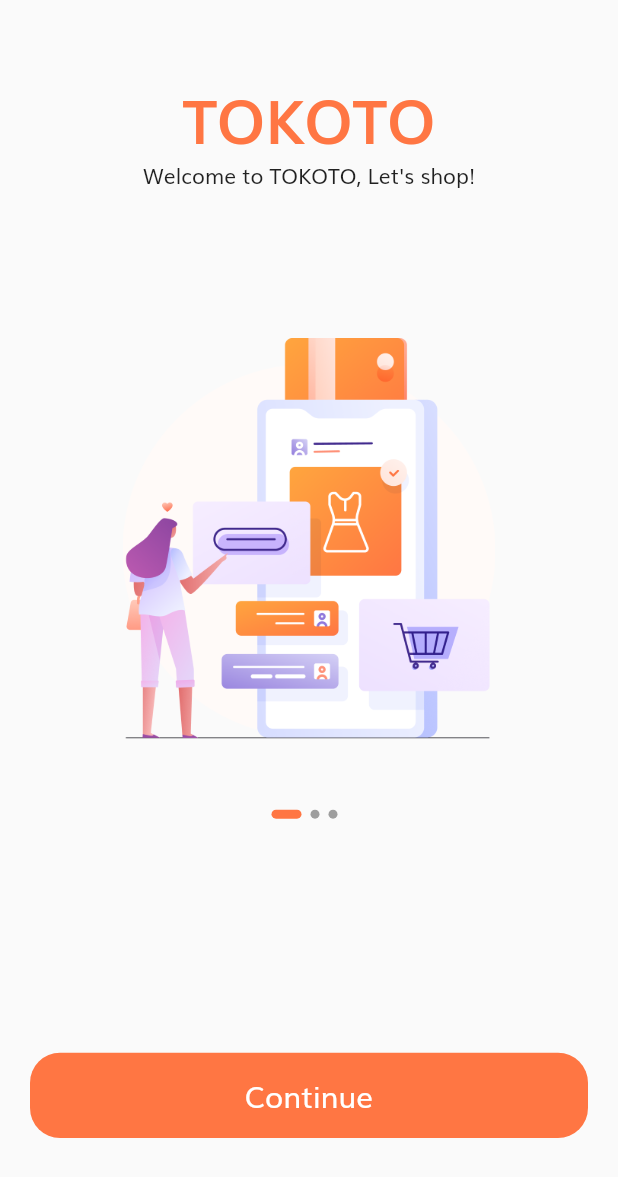
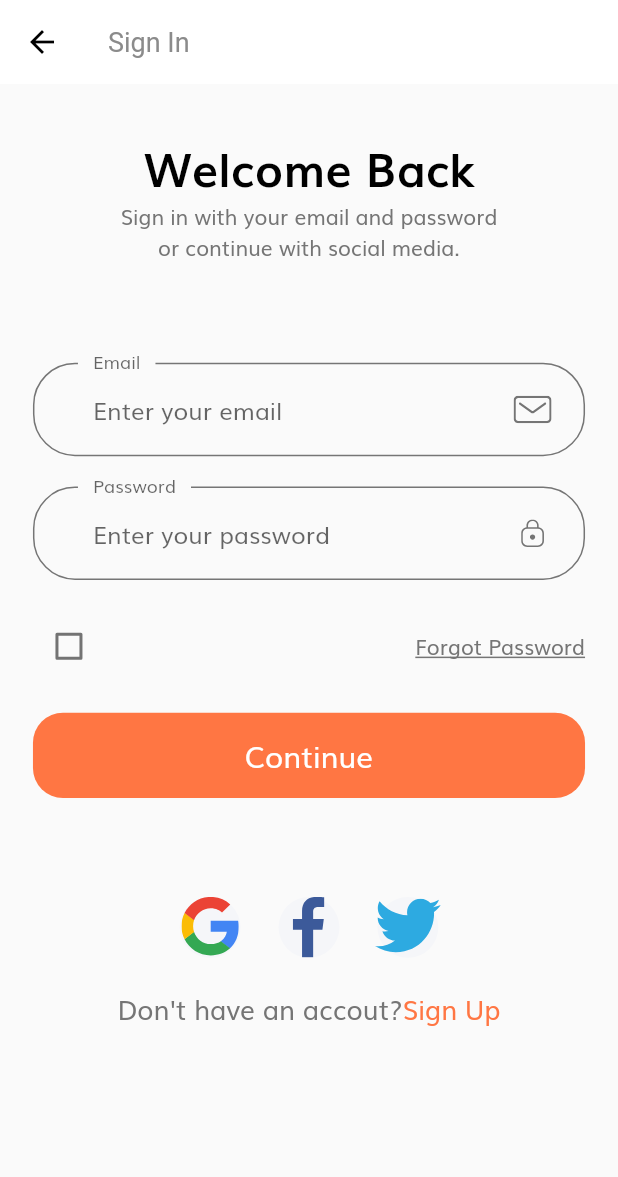
Before and after one commit to DevSingh33/E-commerce-Full-Working-App, a Flutter app: the screen it shows after launch, after a tap on "Continue", on a phone screen of 412 x 824 dp. Shown: the top 1177 px of the screen. Run offline on Flutter 3.47's test engine with Material 2 defaults, Android fonts, the phone set to English and light mode, and no system bars; our stand-ins replace device_preview, flutter_svg.

Commit message:
sign-in page UI completed

```diff
--- a/lib/main.dart
+++ b/lib/main.dart
@@ -1,8 +1,17 @@
-import 'package:e_commerce/screens/splash_screen.dart';
+import 'package:device_preview/device_preview.dart';
+import 'package:e_commerce/screens/sign_in_screen/sign_in_screen.dart';
+import 'package:e_commerce/screens/splash_screen/splash_screen.dart';
+import 'package:e_commerce/theme.dart';
+
 import 'package:flutter/material.dart';
 
 void main() {
-  runApp(const MyApp());
+  runApp(
+    DevicePreview(
+      enabled: true,
+      builder: (context) => const MyApp(),
+    ),
+  );
 }
 
 class MyApp extends StatelessWidget {
@@ -12,14 +21,15 @@ class MyApp extends StatelessWidget {
   @override
   Widget build(BuildContext context) {
     return MaterialApp(
+      useInheritedMediaQuery: true,
+      locale: DevicePreview.locale(context),
+      builder: DevicePreview.appBuilder,
       title: 'Flutter Demo',
-      theme: ThemeData(
-        primarySwatch: Colors.orange,
-        fontFamily: 'Muli',
-      ),
+      theme: mainTheme(),
       initialRoute: SplashScreen.routeName,
       routes: {
         SplashScreen.routeName: (context) => const SplashScreen(),
+        SignInScreen.routeName: (context) => const SignInScreen(),
       },
     );
   }
--- /dev/null
+++ b/lib/screens/sign_in_screen/components/form_errortexts_widget.dart
@@ -0,0 +1,37 @@
+import 'package:e_commerce/size_config.dart';
+import 'package:flutter/material.dart';
+import 'package:flutter_svg/flutter_svg.dart';
+
+class FormErrorTextWidget extends StatelessWidget {
+  const FormErrorTextWidget({Key? key, required this.errorTexts})
+      : super(key: key);
+  final List<String> errorTexts;
+
+  @override
+  Widget build(BuildContext context) {
+    return Column(
+      children: List.generate(
+        errorTexts.length,
+        (index) => showErrorTexts(
+          errror: errorTexts[index],
+        ),
+      ),
+    );
+  }
+
+  Row showErrorTexts({required String errror}) {
+    return Row(
+      children: [
+        SvgPicture.asset(
+          'assets/icons/Error.svg',
+          height: getProportionateScreenHeight(14),
+          width: getProportionateScreenWidth(14),
+        ),
+        SizedBox(
+          width: getProportionateScreenWidth(10),
+        ),
+        Text(errror),
+      ],
+    );
+  }
+}
--- /dev/null
+++ b/lib/screens/sign_in_screen/components/sign_form_widget.dart
@@ -0,0 +1,161 @@
+import 'package:e_commerce/constants.dart';
+import 'package:e_commerce/screens/sign_in_screen/components/form_errortexts_widget.dart';
+import 'package:e_commerce/screens/sign_in_screen/components/suffix_icon_widget.dart';
+import 'package:e_commerce/size_config.dart';
+import 'package:e_commerce/widgets/default_button.dart';
+import 'package:flutter/material.dart';
+
+class SignInForm extends StatefulWidget {
+  const SignInForm({
+    Key? key,
+  }) : super(key: key);
+
+  @override
+  State<SignInForm> createState() => _SignInFormState();
+}
+
+class _SignInFormState extends State<SignInForm> {
+  final _formKey = GlobalKey<FormState>();
+  List<String> errorTexts = [];
+  late String userEmail;
+  late String userPassword;
+  bool rememberUser = false;
+  @override
+  Widget build(BuildContext context) {
+    return Form(
+        key: _formKey,
+        child: Column(
+          children: [
+            buildEmailTextFormField(),
+            SizedBox(height: getProportionateScreenHeight(20)),
+            buildPasswordTextField(),
+            SizedBox(height: getProportionateScreenHeight(20)),
+            Row(
+              children: [
+                Checkbox(
+                    activeColor: kPrimaryColor,
+                    value: rememberUser,
+                    onChanged: (newVal) {
+                      if (newVal != null) {
+                        setState(() {
+                          rememberUser = newVal;
+                        });
+                      }
+                    }),
+                const Spacer(),
+                const Text(
+                  'Forgot Password',
+                  style: TextStyle(
+                    decoration: TextDecoration.underline,
+                  ),
+                )
+              ],
+            ),
+            FormErrorTextWidget(errorTexts: errorTexts),
+            SizedBox(height: getProportionateScreenHeight(20)),
+            DefaultButton(
+                onPress: () {
+                  if (_formKey.currentState != null) {
+                    if (_formKey.currentState!.validate()) {
+                      _formKey.currentState!.save();
+                    }
+                  }
+                },
+                buttonText: 'Continue'),
+          ],
+        ));
+  }
+
+  TextFormField buildEmailTextFormField() {
+    return TextFormField(
+      keyboardType: TextInputType.emailAddress,
+      onSaved: (newValue) {
+        if (newValue != null) {
+          userEmail = newValue;
+          print(userEmail);
+        }
+      },
+      onChanged: (value) {
+        if (value.isNotEmpty && errorTexts.contains(kEmailNullError)) {
+          setState(() {
+            errorTexts.remove(kEmailNullError);
+          });
+        } else if (emailValidatorRegExp.hasMatch(value) &&
+            errorTexts.contains(kInvalidEmailError)) {
+          setState(() {
+            errorTexts.remove(kInvalidEmailError);
+          });
+        }
+      },
+      validator: (input) {
+        if (input != null) {
+          if (input.isEmpty && !errorTexts.contains(kEmailNullError)) {
+            setState(() {
+              errorTexts.add(kEmailNullError);
+            });
+          } else if (!emailValidatorRegExp.hasMatch(input) &&
+              !errorTexts.contains(kInvalidEmailError)) {
+            setState(() {
+              errorTexts.add(kInvalidEmailError);
+            });
+          }
+        }
+        return null;
+      },
+      decoration: const InputDecoration(
+        label: Text('Email'),
+        hintText: 'Enter your email',
+        floatingLabelBehavior: FloatingLabelBehavior.always,
+        suffixIcon: SuffixIconWidget(
+          suffixIconPath: 'assets/icons/Mail.svg',
+        ),
+      ),
+    );
+  }
+
+  TextFormField buildPasswordTextField() {
+    return TextFormField(
+      obscureText: true,
+      onSaved: (newValue) {
+        if (newValue != null) {
+          userPassword = newValue;
+          print(userPassword);
+        }
+      },
+      onChanged: (value) {
+        if (value.isNotEmpty && errorTexts.contains(kPassNullError)) {
+          setState(() {
+            errorTexts.remove(kPassNullError);
+          });
+        } else if (value.length >= 8 && errorTexts.contains(kShortPassError)) {
+          setState(() {
+            errorTexts.remove(kShortPassError);
+          });
+        }
+      },
+      validator: (input) {
+        if (input != null) {
+          if (input.isEmpty && !errorTexts.contains(kPassNullError)) {
+            setState(() {
+              errorTexts.add(kPassNullError);
+            });
+          } else if (input.length < 8 &&
+              !errorTexts.contains(kShortPassError)) {
+            setState(() {
+              errorTexts.add(kShortPassError);
+            });
+          }
+        }
+        return null;
+      },
+      decoration: const InputDecoration(
+        label: Text('Password'),
+        hintText: 'Enter your password',
+        floatingLabelBehavior: FloatingLabelBehavior.always,
+        suffixIcon: SuffixIconWidget(
+          suffixIconPath: 'assets/icons/Lock.svg',
+        ),
+      ),
+    );
+  }
+}
--- /dev/null
+++ b/lib/screens/sign_in_screen/components/suffix_icon_widget.dart
@@ -0,0 +1,27 @@
+import 'package:e_commerce/size_config.dart';
+import 'package:flutter/material.dart';
+import 'package:flutter_svg/flutter_svg.dart';
+
+class SuffixIconWidget extends StatelessWidget {
+  const SuffixIconWidget({
+    Key? key,
+    required this.suffixIconPath,
+  }) : super(key: key);
+  final String suffixIconPath;
+
+  @override
+  Widget build(BuildContext context) {
+    return Padding(
+      padding: EdgeInsets.fromLTRB(
+        0,
+        getProportionateScreenWidth(20),
+        getProportionateScreenWidth(20),
+        getProportionateScreenWidth(20),
+      ),
+      child: SvgPicture.asset(
+        suffixIconPath,
+        height: getProportionateScreenHeight(18),
+      ),
+    );
+  }
+}
--- /dev/null
+++ b/lib/screens/sign_in_screen/sign_in_screen.dart
@@ -0,0 +1,84 @@
+import 'package:e_commerce/constants.dart';
+import 'package:e_commerce/screens/sign_in_screen/components/sign_form_widget.dart';
+
+import 'package:e_commerce/size_config.dart';
+import 'package:e_commerce/widgets/social_single_widget.dart';
+
+import 'package:flutter/material.dart';
+
+class SignInScreen extends StatelessWidget {
+  static const routeName = '/sign_in';
+  const SignInScreen({Key? key}) : super(key: key);
+
+  @override
+  Widget build(BuildContext context) {
+    return Scaffold(
+      //resizeToAvoidBottomInset: false,
+      appBar: AppBar(
+        title: const Text('Sign In'),
+      ),
+      body: SafeArea(
+        child: SizedBox(
+          width: double.infinity,
+          child: Padding(
+            padding: EdgeInsets.symmetric(
+              horizontal: getProportionateScreenWidth(20),
+            ),
+            child: SingleChildScrollView(
+              child: Column(
+                children: [
+                  SizedBox(height: SizeConfig.screenHeight * 0.04),
+                  Text(
+                    'Welcome Back',
+                    style: TextStyle(
+                      color: Colors.black,
+                      fontSize: getProportionateScreenWidth(28),
+                      fontWeight: FontWeight.bold,
+                    ),
+                  ),
+                  const Text(
+                    'Sign in with your email and password \nor continue with social media.',
+                    textAlign: TextAlign.center,
+                  ),
+                  SizedBox(height: SizeConfig.screenHeight * 0.08),
+                  const SignInForm(),
+                  SizedBox(height: SizeConfig.screenHeight * 0.08),
+                  Row(
+                    mainAxisAlignment: MainAxisAlignment.center,
+                    children: [
+                      SocialCardSingleWidget(
+                          icon: 'assets/icons/google-icon.svg', onPress: () {}),
+                      SocialCardSingleWidget(
+                          icon: 'assets/icons/facebook-2.svg', onPress: () {}),
+                      SocialCardSingleWidget(
+                          icon: 'assets/icons/twitter.svg', onPress: () {}),
+                    ],
+                  ),
+                  SizedBox(height: getProportionateScreenHeight(20)),
+                  Row(
+                    mainAxisAlignment: MainAxisAlignment.center,
+                    children: [
+                      Text(
+                        'Don\'t have an accout?',
+                        style: TextStyle(
+                          fontSize: getProportionateScreenWidth(16),
+                        ),
+                      ),
+                      Text(
+                        'Sign Up',
+                        style: TextStyle(
+                          fontSize: getProportionateScreenWidth(16),
+                          color: kPrimaryColor,
+                        ),
+                      ),
+                    ],
+                  ),
+                ],
+              ),
+            ),
+          ),
+        ),
+      ),
+    );
+  }
+}
--- a/lib/screens/splash_screen.dart
+++ b/lib/screens/splash_screen/splash_screen.dart
@@ -1,5 +1,6 @@
 import 'package:e_commerce/constants.dart';
-import 'package:e_commerce/screens/components/splash_content_page.dart';
+import 'package:e_commerce/screens/sign_in_screen/sign_in_screen.dart';
+import 'package:e_commerce/screens/splash_screen/components/splash_content_page.dart';
 import 'package:e_commerce/size_config.dart';
 import 'package:e_commerce/widgets/default_button.dart';
 import 'package:flutter/material.dart';
@@ -32,6 +33,7 @@ class _SplashScreenState extends State<SplashScreen> {
   Widget build(BuildContext context) {
     SizeConfig().init(context);
     return Scaffold(
+      resizeToAvoidBottomInset: false,
       body: SafeArea(
         child: Column(
           children: [
@@ -79,7 +81,9 @@ class _SplashScreenState extends State<SplashScreen> {
                   Padding(
                     padding: const EdgeInsets.all(20),
                     child: DefaultButton(
-                      onPress: () {},
+                      onPress: () {
+                        Navigator.of(context).pushNamed(SignInScreen.routeName);
+                      },
                       buttonText: 'Continue',
                     ),
                   ),
--- a/lib/size_config.dart
+++ b/lib/size_config.dart
@@ -19,6 +19,8 @@ class SizeConfig {
 double getProportionateScreenHeight(double inputHeight) {
   double screenHeight = SizeConfig.screenHeight;
   // 812 is the layout height that designer use
+  var height = (inputHeight / 812.0) * screenHeight;
+  print('new height : $height, inputted height = $inputHeight');
   return (inputHeight / 812.0) * screenHeight;
 }
 
--- /dev/null
+++ b/lib/theme.dart
@@ -0,0 +1,50 @@
+import 'package:e_commerce/constants.dart';
+import 'package:flutter/material.dart';
+import 'package:flutter/services.dart';
+
+ThemeData mainTheme() {
+  return ThemeData(
+    primarySwatch: Colors.orange,
+    fontFamily: 'Muli',
+    appBarTheme: mainAppBarTheme(),
+    textTheme: mainTextTheme(),
+    inputDecorationTheme: mainInputDecorationTheme(),
+  );
+}
+
+InputDecorationTheme mainInputDecorationTheme() {
+  OutlineInputBorder outlineInputBorder = OutlineInputBorder(
+    borderRadius: BorderRadius.circular(28),
+    borderSide: const BorderSide(color: kTextColor),
+    gapPadding: 10,
+  );
+  return InputDecorationTheme(
+    contentPadding: const EdgeInsets.symmetric(
+      horizontal: 40,
+      vertical: 18,
+    ),
+    enabledBorder: outlineInputBorder,
+    focusedBorder: outlineInputBorder,
+    border: outlineInputBorder,
+  );
+}
+
+TextTheme mainTextTheme() {
+  return const TextTheme(
+    bodyText1: TextStyle(color: kTextColor),
+    bodyText2: TextStyle(color: kTextColor),
+  );
+}
+
+AppBarTheme mainAppBarTheme() {
+  return const AppBarTheme(
+    color: Colors.white,
+    systemOverlayStyle: SystemUiOverlayStyle.light,
+    elevation: 0,
+    iconTheme: IconThemeData(color: Colors.black),
+    titleTextStyle: TextStyle(
+      fontSize: 18,
+      color: Color(0XFF8B8B8B),
+    ),
+  );
+}
--- a/lib/widgets/default_button.dart
+++ b/lib/widgets/default_button.dart
@@ -15,9 +15,7 @@ class DefaultButton extends StatelessWidget {
       height: getProportionateScreenHeight(56),
       width: double.infinity,
       child: TextButton(
-        onPressed: () {
-          onPress;
-        },
+        onPressed: () => onPress(),
         style: TextButton.styleFrom(
           shape:
               RoundedRectangleBorder(borderRadius: BorderRadius.circular(20)),
--- /dev/null
+++ b/lib/widgets/social_single_widget.dart
@@ -0,0 +1,30 @@
+import 'package:e_commerce/size_config.dart';
+import 'package:flutter/material.dart';
+import 'package:flutter_svg/flutter_svg.dart';
+
+class SocialCardSingleWidget extends StatelessWidget {
+  const SocialCardSingleWidget({
+    Key? key,
+    required this.icon,
+    required this.onPress,
+  }) : super(key: key);
+  final String icon;
+  final Function onPress;
+
+  @override
+  Widget build(BuildContext context) {
+    return GestureDetector(
+      onTap: () => onPress(),
+      child: Container(
+        height: getProportionateScreenHeight(40),
+        width: getProportionateScreenWidth(40),
+        margin: EdgeInsets.symmetric(
+          horizontal: getProportionateScreenWidth(10),
+        ),
+        decoration: const BoxDecoration(
+            color: Color(0xFFF5F6F9), shape: BoxShape.circle),
+        child: SvgPicture.asset(icon),
+      ),
+    );
+  }
+}
--- a/pubspec.yaml
+++ b/pubspec.yaml
@@ -36,6 +36,7 @@ dependencies:
   cupertino_icons: ^1.0.2
   provider: ^6.0.2
   flutter_svg: ^1.0.3
+  device_preview: ^1.0.0
 
 dev_dependencies:
   flutter_test:
```
Also changed, not shown: lib/screens/splash_screen/components/splash_content_page.dart (renamed from lib/screens/components/splash_content_page.dart), pubspec.lock.
